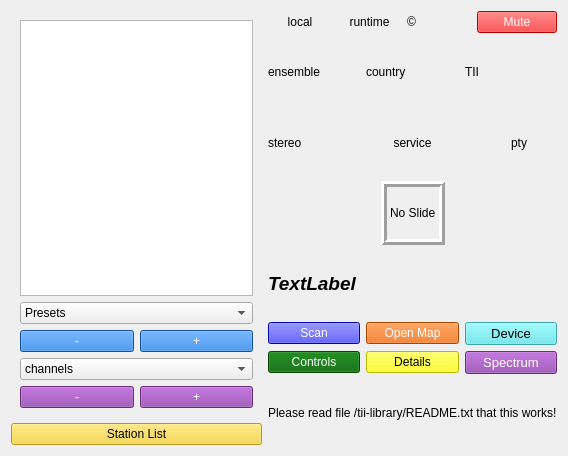
Above: forms/dabradio.ui from tomneda/DABstar before the change. Below: the same form after it.
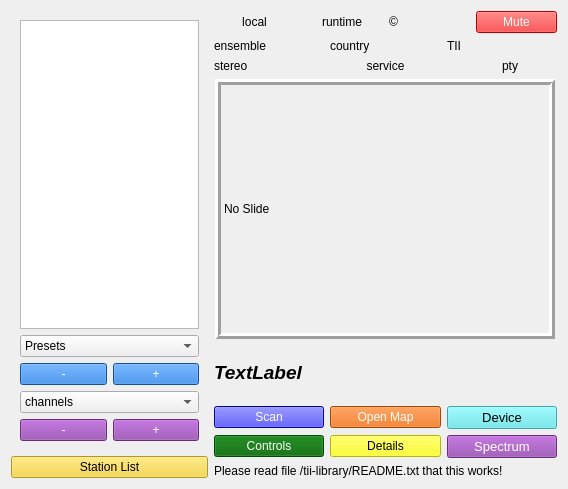
That is the form after the change. Custom widgets are drawn as their Qt base class.

Commit message: Change size constrains of picture

```diff
--- a/forms/dabradio.ui
+++ b/forms/dabradio.ui
@@ -7,7 +7,7 @@
     <x>0</x>
     <y>0</y>
     <width>568</width>
-    <height>456</height>
+    <height>489</height>
    </rect>
   </property>
   <property name="sizePolicy">
@@ -290,7 +290,19 @@
        </item>
        <item>
         <widget class="QLabel" name="pictureLabel">
-         <property name="baseSize">
+         <property name="sizePolicy">
+          <sizepolicy hsizetype="Fixed" vsizetype="Fixed">
+           <horstretch>0</horstretch>
+           <verstretch>0</verstretch>
+          </sizepolicy>
+         </property>
+         <property name="minimumSize">
+          <size>
+           <width>340</width>
+           <height>260</height>
+          </size>
+         </property>
+         <property name="maximumSize">
           <size>
            <width>340</width>
            <height>260</height>
@@ -330,6 +342,12 @@
      </item>
      <item>
       <widget class="QLabel" name="dynamicLabel">
+       <property name="sizePolicy">
+        <sizepolicy hsizetype="MinimumExpanding" vsizetype="MinimumExpanding">
+         <horstretch>0</horstretch>
+         <verstretch>0</verstretch>
+        </sizepolicy>
+       </property>
        <property name="font">
         <font>
          <pointsize>14</pointsize>
```
